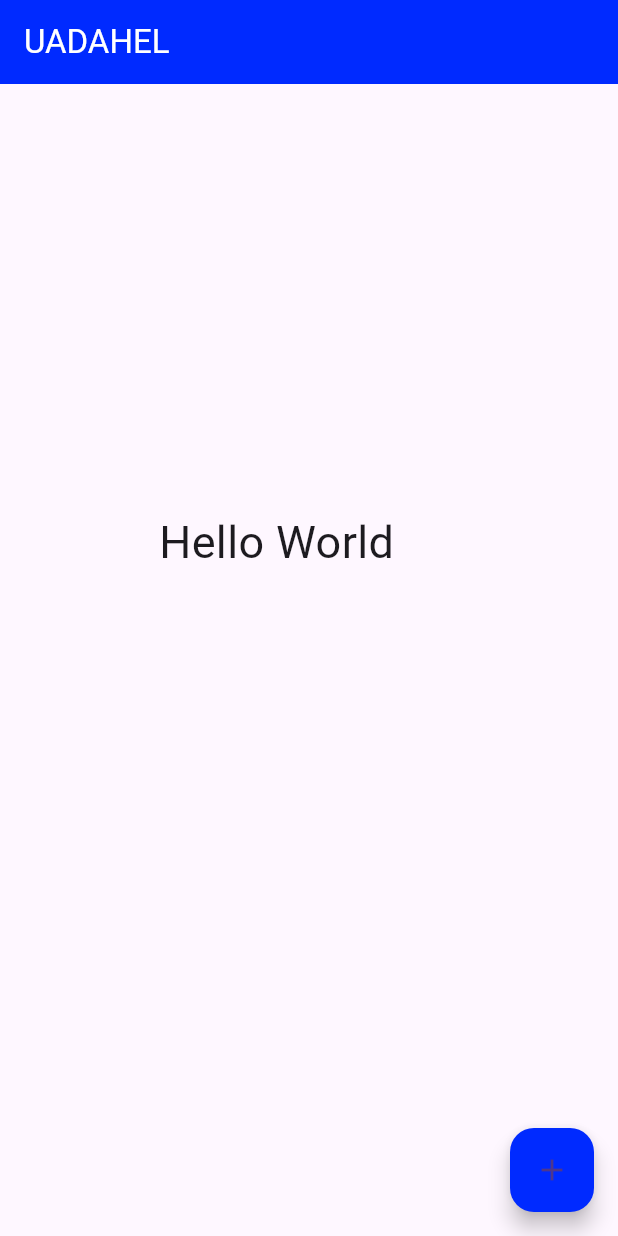
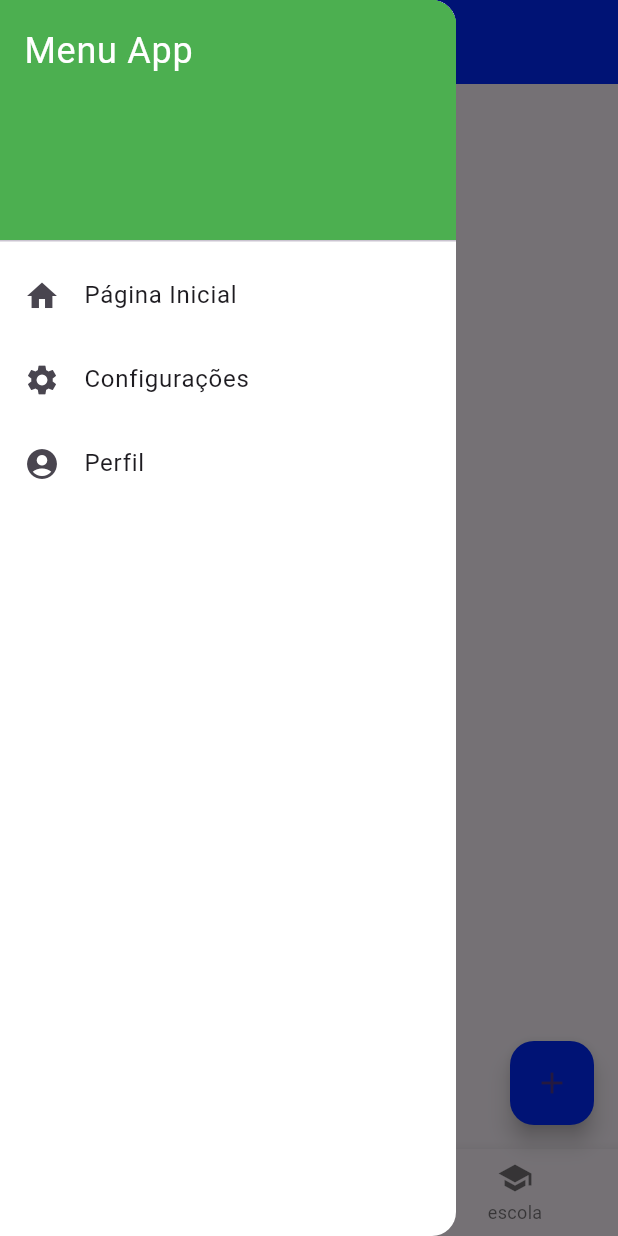
Before and after one commit to Gexis95/senac, a Flutter app: the screen it shows after launch, with the side drawer open (before the commit the screen has no drawer), on a phone screen of 412 x 824 dp. Run offline on Flutter 3.47's test engine with Material 3 defaults, Android fonts, the light colour scheme and no system bars; Roboto replaces fonts that are missing (roboto).

Commit message:
18/01/2024
Apenas a continuação dos aprendizados de ontem

```diff
--- a/PROJETOS/android projetos/flutter_application_1/lib/main.dart
+++ b/PROJETOS/android projetos/flutter_application_1/lib/main.dart
@@ -47,11 +47,58 @@
           ),
         ),
 
+        //botão flutuante no canto direito abaixo
         floatingActionButton: FloatingActionButton(
-          backgroundColor: const Color.fromARGB(255, 0, 42, 255),
-          child: Icon(Icons.add),
-          onPressed: () {},
+          backgroundColor: const Color.fromARGB(255, 0, 42, 255), //altera a cor do botão
+          child: Icon(Icons.add),                                   //icone do botão
+          onPressed: () {},                                         //ação ao clicar
         ),
+
+      //barra de navegação inferior
+        bottomNavigationBar: BottomNavigationBar(items: const [
+          BottomNavigationBarItem(icon: Icon(Icons.home),label: 'Principal'),
+          BottomNavigationBarItem(icon: Icon(Icons.business), label: 'Negócios'),
+          BottomNavigationBarItem(icon: Icon(Icons.school), label: 'escola'),
+        ]),
+
+        //barra lateral do aplictivo
+        drawer: Drawer(
+          backgroundColor: Colors.white,
+          //lista dos itens do menu
+          child: ListView(
+            children: const <Widget> [
+
+              DrawerHeader(decoration: BoxDecoration(color: Colors.green),
+              child: Text(
+                'Menu App',
+                style: TextStyle(
+                  color: Colors.white,
+                  fontSize: 24,
+                )
+              ),
+             ),
+
+             ListTile(
+              leading: Icon(Icons.home),
+              title: Text('Página Inicial'),
+              //onTap: () {}
+             ),
+
+             ListTile(
+              leading: Icon(Icons.settings),
+              title: Text('Configurações'),
+              //onTap: (){}
+             ),
+
+             ListTile(
+              leading: Icon(Icons.account_circle),
+              title: Text('Perfil'),
+              //onTap: (){}
+             ),
+            ],
+          ),
+        ),
+
       ),
     );
   }
```
